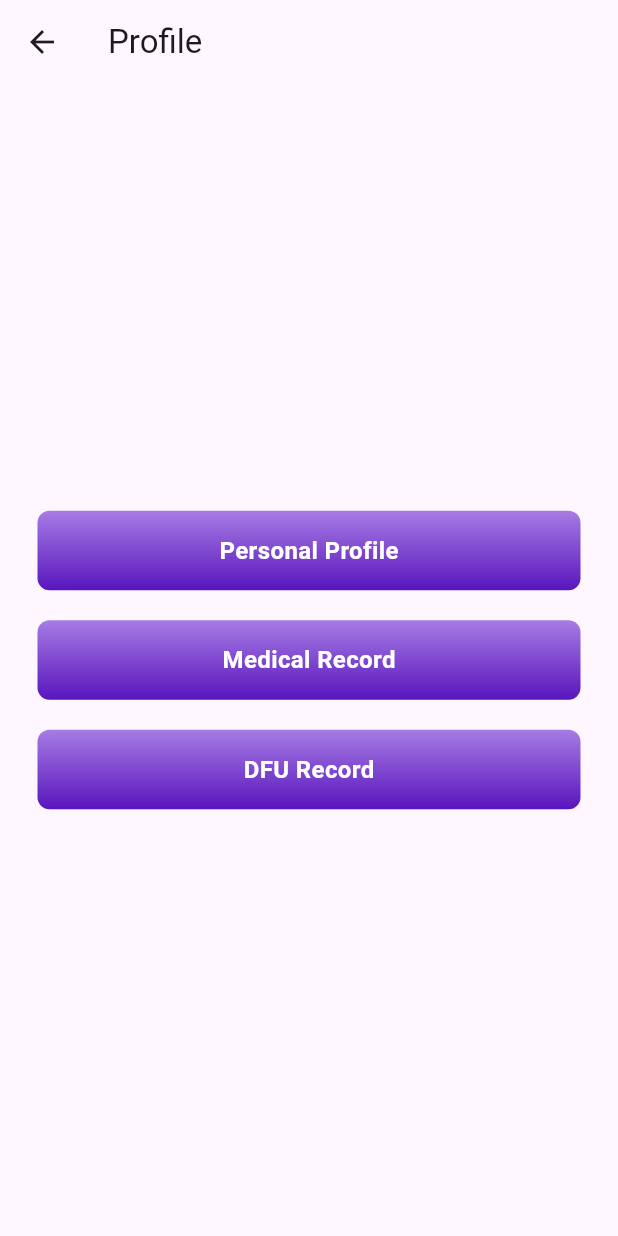
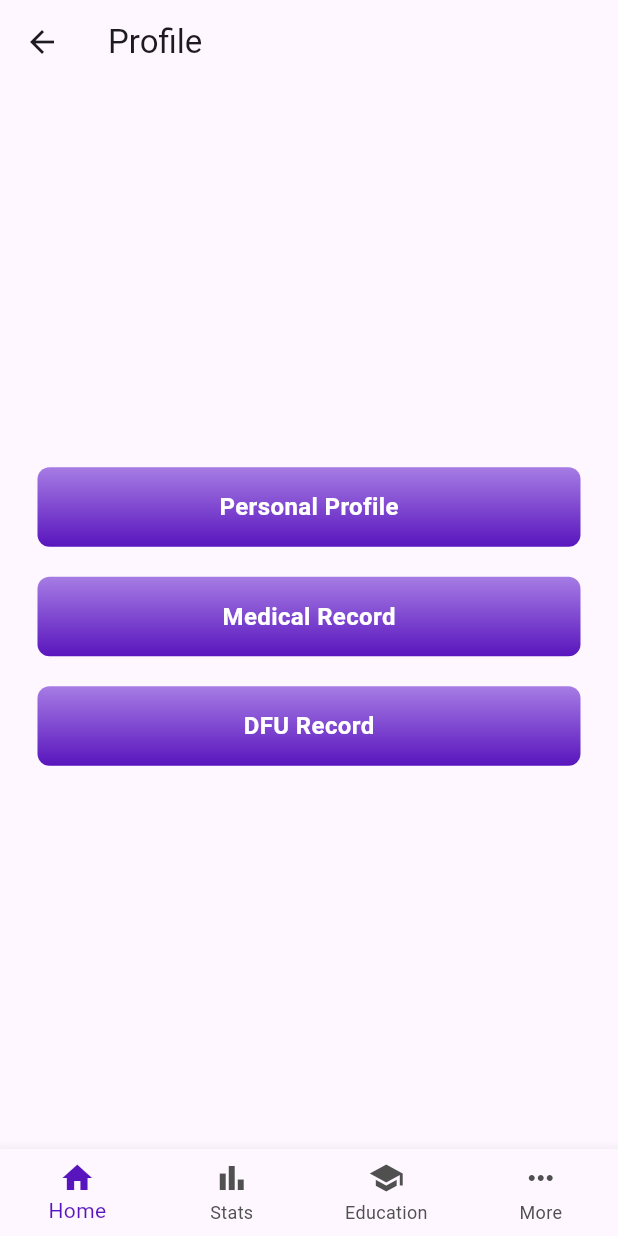
Before and after one commit to Kawther-07/Frontend, a Flutter app: the PatientProfilePage screen opened directly with empty values, on a phone screen of 412 x 824 dp. Run offline on Flutter 3.47's test engine with Material 3 defaults, Android fonts, the light colour scheme and no system bars; our stand-ins replace charts_flutter, flutter_secure_storage, shared_preferences; accounts and stored records are empty; network calls fail.

Commit message:
working logout, adjusted bottom bar, dunno why i'm working in forgotPassword branch

```diff
--- /dev/null
+++ b/lib/pages/components/CustomBottomNavigationBar.dart
@@ -0,0 +1,37 @@
+import 'package:flutter/material.dart';
+
+class CustomBottomNavigationBar extends StatelessWidget {
+  final int currentIndex;
+  final Function(int) onTap;
+
+  CustomBottomNavigationBar({required this.currentIndex, required this.onTap});
+
+  @override
+  Widget build(BuildContext context) {
+    return BottomNavigationBar(
+      type: BottomNavigationBarType.fixed,
+      items: <BottomNavigationBarItem>[
+         BottomNavigationBarItem(
+          icon: Icon(Icons.home, color: currentIndex == 0 ? Color(0xFF5915BD) : Color(0xFF505050)),
+          label: 'Home',
+        ),
+        BottomNavigationBarItem(
+          icon: Icon(Icons.bar_chart, color: currentIndex == 1 ? Color(0xFF5915BD) : Color(0xFF505050)),
+          label: 'Stats',
+        ),
+        BottomNavigationBarItem(
+          icon: Icon(Icons.school, color: currentIndex == 2 ? Color(0xFF5915BD) : Color(0xFF505050)),
+          label: 'Education',
+        ),
+        BottomNavigationBarItem(
+          icon: Icon(Icons.more_horiz, color: currentIndex == 3 ? Color(0xFF5915BD) : Color(0xFF505050)),
+          label: 'More',
+        ),
+      ],
+      currentIndex: currentIndex,
+      selectedItemColor: Color(0xFF5915BD),
+      unselectedItemColor: Color(0xFF505050),
+      onTap: onTap,
+    );
+  }
+}
--- a/lib/pages/welcome_page.dart
+++ b/lib/pages/welcome_page.dart
@@ -134,7 +134,7 @@ class WelcomePage extends StatelessWidget {
                       borderRadius: BorderRadius.circular(8),
                       border: Border.all(
                         color: Color(0xFF5915BD),
-                        width: 2,
+                        width: 1.5,
                       ),
                     ),
                     child: const Center(
```
Also changed, not shown: lib/main.dart (+15 -16 lines), lib/pages/auth_service.dart (+37 -0 lines), lib/pages/home_page.dart (+15 -26 lines), lib/pages/patient_profile_page.dart (+30 -1 lines).
